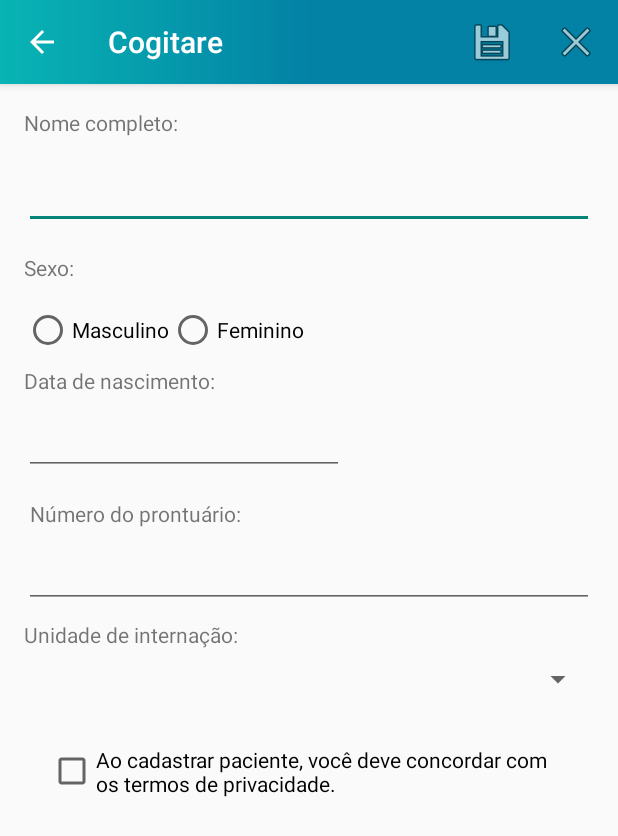
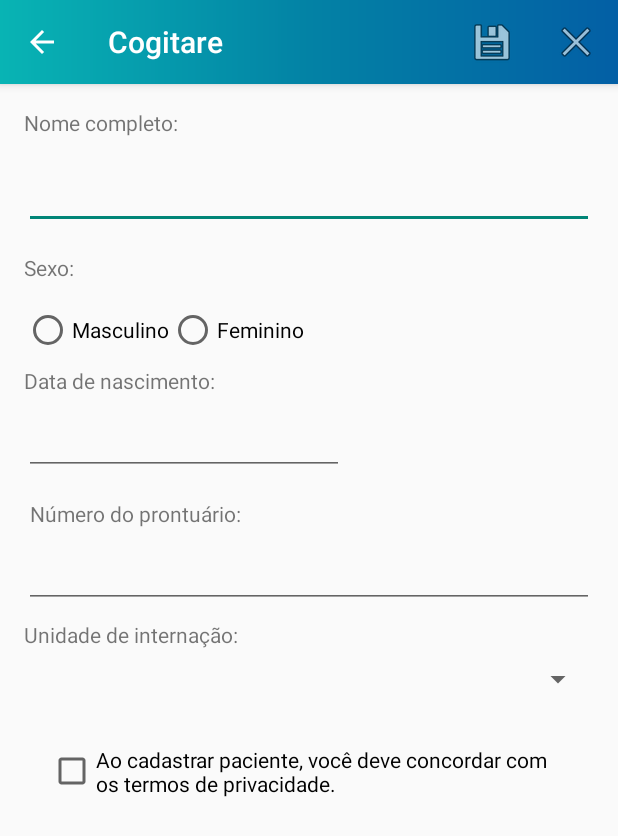
Before and after one commit to audreybenetti/Cogitare, an Android app: the screen it shows after launch (CadastrarPacienteActivity), after a tap on "Limpar campos", on a phone screen of 412 x 824 dp. Shown: the top 836 px of the screen. Run offline under Robolectric (Android 15) with nearby library versions, the phone set to English and light mode, and no system bars.

Commit message:
Ajusta button up e gradiente.

```diff
--- a/app/src/main/java/br/com/cogitare/CadastrarPacienteActivity.java
+++ b/app/src/main/java/br/com/cogitare/CadastrarPacienteActivity.java
@@ -81,6 +81,9 @@ public class CadastrarPacienteActivity extends AppCompatActivity {
                 return true;
             case R.id.menuItemLimparCampos:
                 limparCampos();
+                return true;
+            case android.R.id.home:
+                onBackPressed();
                 return true;
             default:
                 return super.onOptionsItemSelected(item);
--- a/app/src/main/res/drawable/gradiente_cogitare.xml
+++ b/app/src/main/res/drawable/gradiente_cogitare.xml
@@ -2,7 +2,7 @@
 <shape xmlns:android="http://schemas.android.com/apk/res/android">
     <gradient
         android:angle="0"
+        android:startColor="#08b4b4"
         android:centerColor="#0382A5"
-        android:endColor="#0382A5"
-        android:startColor="#08b4b4" />
+        android:endColor="#035FA5" />
 </shape>
```
Also changed, not shown: app/src/main/java/br/com/cogitare/AutoriaActivity.java (+10 -0 lines).
